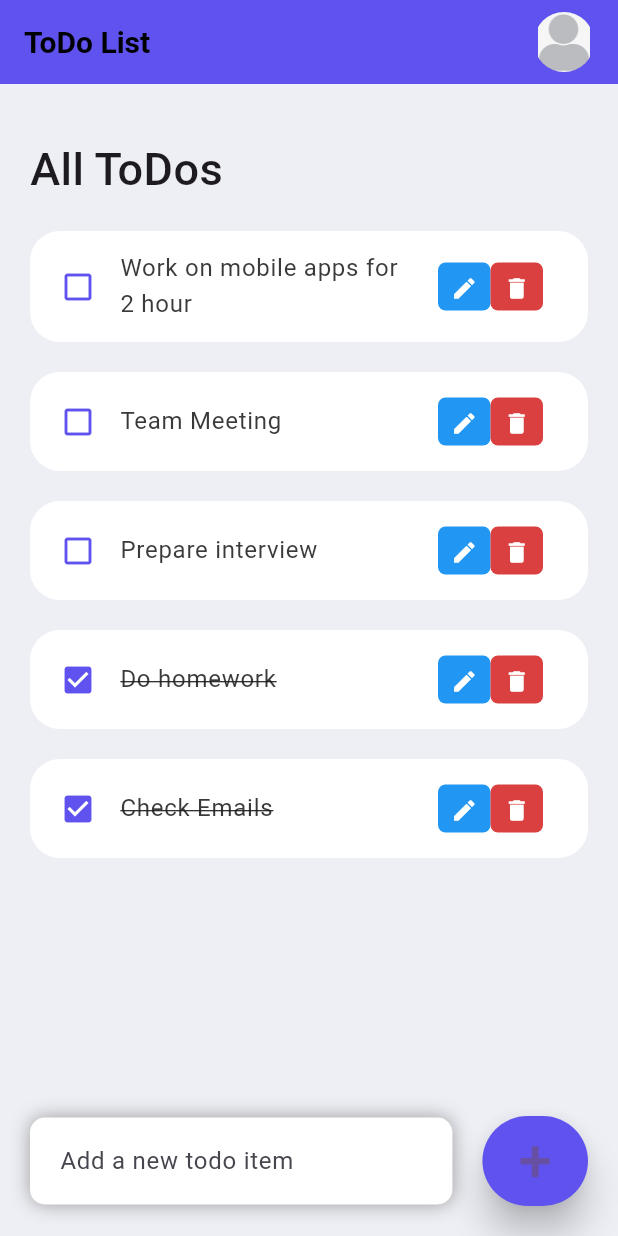
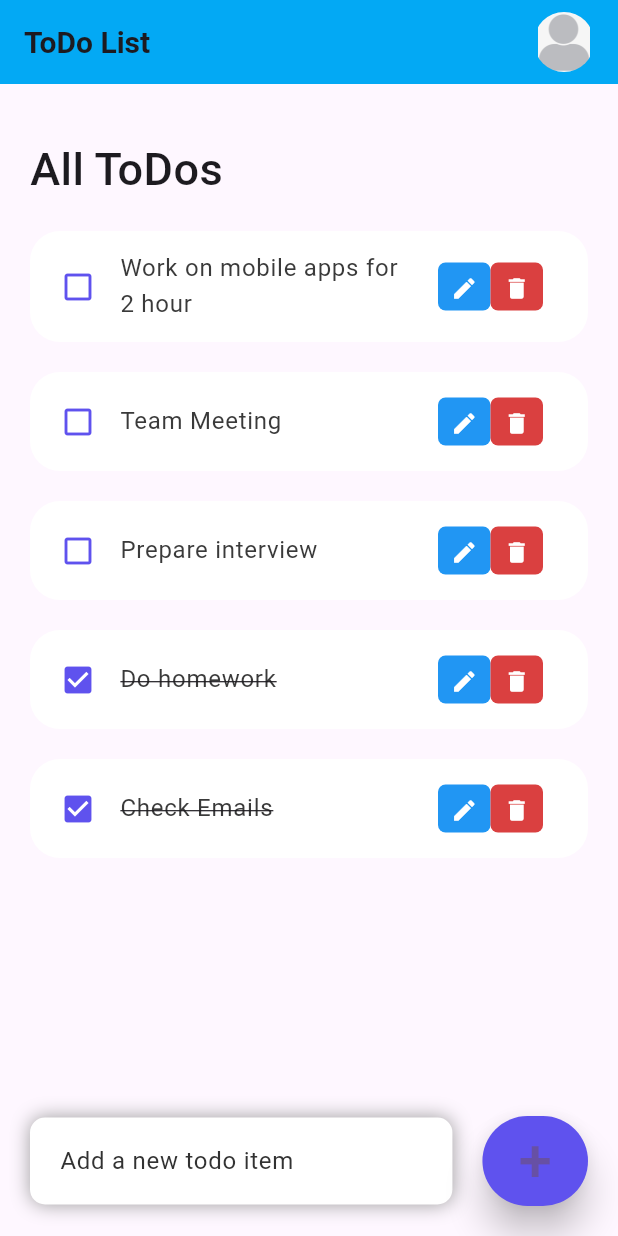
Before and after one commit to KayTze2000/todo-app, a Flutter app: the screen it shows after launch, after a tap on "LOGIN", on a phone screen of 412 x 824 dp. Run offline on Flutter 3.47's test engine with Material 3 defaults, Android fonts, the phone set to English and light mode, and no system bars.

Commit message:
Fix dark theme bug
added using theme colors

```diff
--- a/lib/constants/colors.dart
+++ b/lib/constants/colors.dart
@@ -1,7 +1,7 @@
 import 'package:flutter/material.dart';
 
-const Color tdRed = Color(0xFFDA4040);
-const Color tdBlue = Color(0xFF5F52EE);
+Color tdRed = Color(0xFFDA4040);
+Color tdBlue = Color(0xFF5F52EE);
 
 const Color tdBlack = Color(0xFF3A3A3A);
 const Color tdGrey = Color(0xFF717171);
--- a/lib/main.dart
+++ b/lib/main.dart
@@ -2,6 +2,7 @@ import 'package:flutter/material.dart';
 import 'package:provider/provider.dart';
 import '../screens/login_page.dart';
 import '../screens/theme_provider.dart';
+import '../constants/colors.dart';
 
 void main() {
   runApp(
@@ -15,11 +16,26 @@ void main() {
 class MyApp extends StatelessWidget {
   @override
   Widget build(BuildContext context) {
-    return MaterialApp(
-      theme: context.watch<ThemeProvider>().isDarkTheme ? ThemeData.dark() : ThemeData.light(),
-      debugShowCheckedModeBanner: false,
-      title: 'Flutter Todo App',
-      home: const LoginPage(),
+    return ChangeNotifierProvider(
+      create: (_) => ThemeProvider(),
+      child: Consumer<ThemeProvider>(
+        builder: (context, ThemeProvider themeNotifier,child) {
+          return MaterialApp(
+            theme: context.watch<ThemeProvider>().isDarkTheme ? ThemeData(
+              brightness: Brightness.dark,
+              primaryColor: tdGrey,
+              canvasColor: const Color.fromARGB(255, 196, 196, 196),
+            ) : ThemeData(
+              brightness: Brightness.light,
+              primaryColor: Colors.lightBlue,
+              canvasColor: const Color.fromARGB(255, 50, 50, 50)
+              //primarySwatch: Colors.green
+            ),
+            debugShowCheckedModeBanner: false,
+            title: 'Flutter Todo App',
+            home: const LoginPage(),
+          );
+      }),
     );
   }
 }
--- a/lib/screens/home.dart
+++ b/lib/screens/home.dart
@@ -29,7 +29,7 @@ class _HomeState extends State<Home> {
   @override
   Widget build(BuildContext context) {
     return Scaffold(
-      backgroundColor: tdBGColor,
+      //backgroundColor: tdBGColor,
       appBar: _buildAppBar(),
       body: Stack(
         children: [
@@ -80,7 +80,7 @@ class _HomeState extends State<Home> {
                   ),
                   decoration: BoxDecoration(
                     color: Colors.white,
-                    boxShadow: const [
+                    boxShadow:  [
                       BoxShadow(
                         color: Colors.grey,
                         offset: Offset(0.0, 0.0),
@@ -93,6 +93,7 @@ class _HomeState extends State<Home> {
                   child: TextField(
                     controller: _todoController,
                     decoration: InputDecoration(
+                        hintStyle: TextStyle(color: Theme.of(context).canvasColor),
                         hintText: 'Add a new todo item',
                         border: InputBorder.none),
                   ),
@@ -174,14 +175,13 @@ class _HomeState extends State<Home> {
 
   AppBar _buildAppBar() {
   return AppBar(
-    backgroundColor: tdBlue,
+    backgroundColor: Theme.of(context).primaryColor,
     elevation: 0,
     title: Row(
       children: [
-        const Text(
+        Text(
           'ToDo List',
           style: TextStyle(
-            color: Colors.black,
             fontSize: 20.0,
             fontWeight: FontWeight.bold,
           ),
--- a/lib/screens/profile.dart
+++ b/lib/screens/profile.dart
@@ -1,20 +1,20 @@
 import 'package:flutter/material.dart';
 import 'package:provider/provider.dart';
 import 'theme_provider.dart';
-import 'home.dart'; // Import the Home page
+//import 'home.dart'; // Import the Home page
 
 class ProfilePage extends StatelessWidget {
   @override
   Widget build(BuildContext context) {
     return Scaffold(
       appBar: AppBar(
+        backgroundColor: Theme.of(context).primaryColor,
         title: const Text('Profile Page'),
         leading: IconButton(
           icon: const Icon(Icons.home),
           onPressed: () {
-            Navigator.pushReplacement(
-              context,
-              MaterialPageRoute(builder: (context) => Home()),
+            Navigator.pop(
+              context
             );
           },
         ),
```
Also changed, not shown: pubspec.yaml (line endings or trailing spaces).
